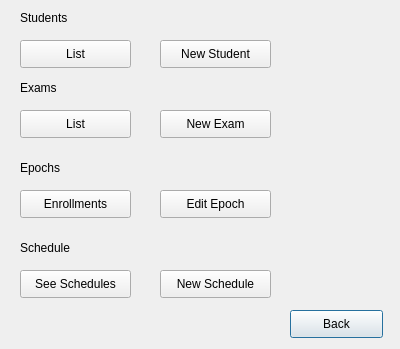
Before: the Qt Designer form src/mainmenu.ui in MarioFernandes73/FEUP_IART, drawn with Qt 5.
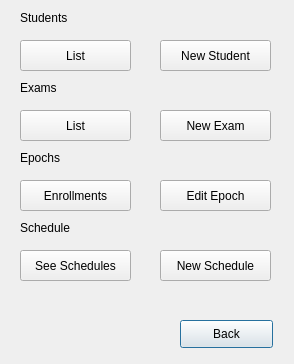
After: the same form once the commit is applied.

Commit message: mais ajustes na interface

```diff
--- a/src/mainmenu.ui
+++ b/src/mainmenu.ui
@@ -6,8 +6,8 @@
    <rect>
     <x>0</x>
     <y>0</y>
-    <width>400</width>
-    <height>349</height>
+    <width>294</width>
+    <height>364</height>
    </rect>
   </property>
   <property name="windowTitle">
@@ -16,8 +16,8 @@
   <widget class="QPushButton" name="pushButton_5">
    <property name="geometry">
     <rect>
-     <x>290</x>
-     <y>310</y>
+     <x>180</x>
+     <y>320</y>
      <width>93</width>
      <height>28</height>
     </rect>
@@ -45,7 +45,7 @@
      <x>20</x>
      <y>110</y>
      <width>111</width>
-     <height>28</height>
+     <height>31</height>
     </rect>
    </property>
    <property name="text">
@@ -58,7 +58,7 @@
      <x>160</x>
      <y>40</y>
      <width>111</width>
-     <height>28</height>
+     <height>31</height>
     </rect>
    </property>
    <property name="text">
@@ -71,7 +71,7 @@
      <x>20</x>
      <y>40</y>
      <width>111</width>
-     <height>28</height>
+     <height>31</height>
     </rect>
    </property>
    <property name="text">
@@ -97,7 +97,7 @@
      <x>160</x>
      <y>110</y>
      <width>111</width>
-     <height>28</height>
+     <height>31</height>
     </rect>
    </property>
    <property name="text">
@@ -108,9 +108,9 @@
    <property name="geometry">
     <rect>
      <x>20</x>
-     <y>270</y>
+     <y>250</y>
      <width>111</width>
-     <height>28</height>
+     <height>31</height>
     </rect>
    </property>
    <property name="text">
@@ -121,7 +121,7 @@
    <property name="geometry">
     <rect>
      <x>20</x>
-     <y>160</y>
+     <y>150</y>
      <width>91</width>
      <height>16</height>
     </rect>
@@ -134,9 +134,9 @@
    <property name="geometry">
     <rect>
      <x>20</x>
-     <y>190</y>
+     <y>180</y>
      <width>111</width>
-     <height>28</height>
+     <height>31</height>
     </rect>
    </property>
    <property name="text">
@@ -147,9 +147,9 @@
    <property name="geometry">
     <rect>
      <x>160</x>
-     <y>190</y>
+     <y>180</y>
      <width>111</width>
-     <height>28</height>
+     <height>31</height>
     </rect>
    </property>
    <property name="text">
@@ -160,7 +160,7 @@
    <property name="geometry">
     <rect>
      <x>20</x>
-     <y>240</y>
+     <y>220</y>
      <width>111</width>
      <height>16</height>
     </rect>
@@ -173,9 +173,9 @@
    <property name="geometry">
     <rect>
      <x>160</x>
-     <y>270</y>
+     <y>250</y>
      <width>111</width>
-     <height>28</height>
+     <height>31</height>
     </rect>
    </property>
    <property name="text">
```
The commit also changes 7 other files.
